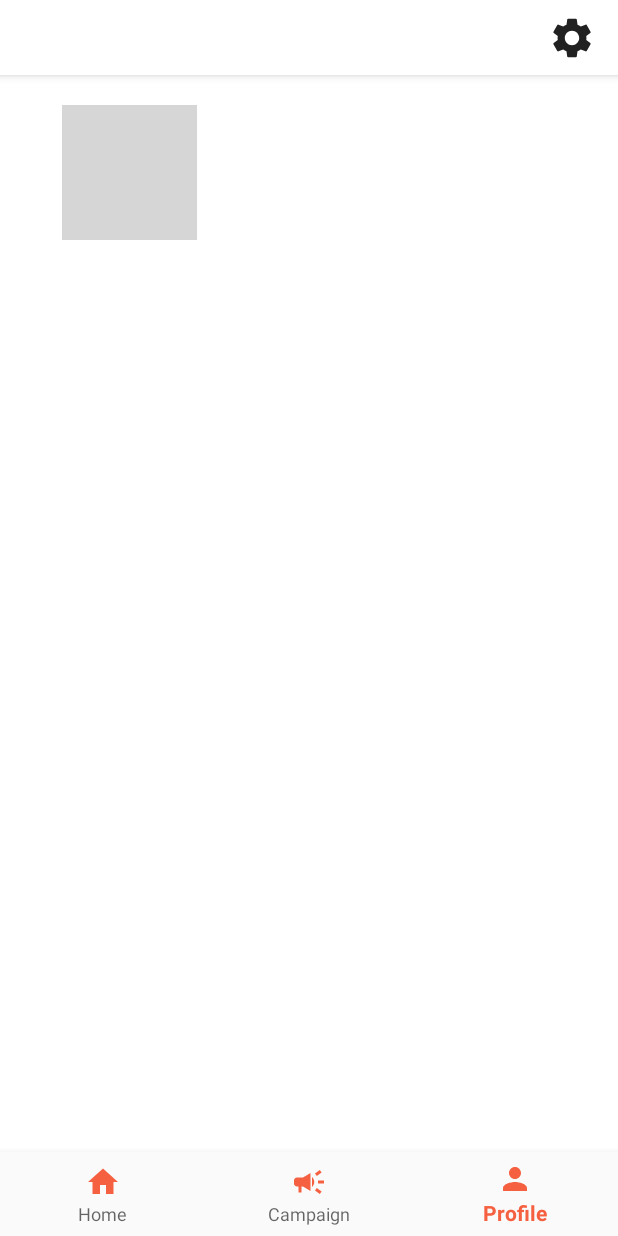
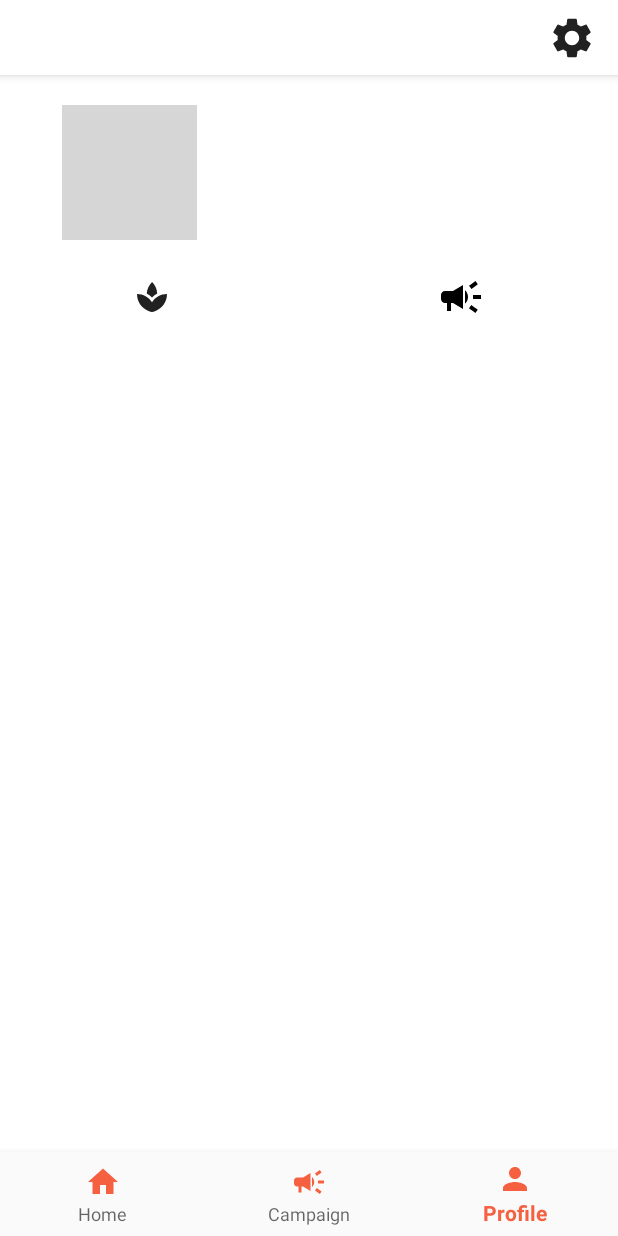
Before and after one commit to AtikahBZqAulia/Vviped, an Android app: the HomeFragment screen opened directly, with no data from a screen before it, item 3 of the bottom bar chosen, on a phone screen of 412 x 824 dp. Run offline under Robolectric (Android 15) with nearby library versions, the phone set to English and light mode, and no system bars; our stand-ins replace CircleImageView, Picasso; pictures from the network do not load; grey boxes are pictures that could not be loaded.

Commit message:
tab for product and campaign in profile

```diff
--- /dev/null
+++ b/app/src/main/res/drawable/ic_baseline_spa_24.xml
@@ -0,0 +1,13 @@
+<vector xmlns:android="http://schemas.android.com/apk/res/android"
+    android:width="24dp"
+    android:height="24dp"
+    android:viewportWidth="24"
+    android:viewportHeight="24"
+    android:tint="@color/colorBlack">
+  <path
+      android:fillColor="@android:color/white"
+      android:pathData="M8.55,12c-1.07,-0.71 -2.25,-1.27 -3.53,-1.61 1.28,0.34 2.46,0.9 3.53,1.61zM18.98,10.39c-1.29,0.34 -2.49,0.91 -3.57,1.64 1.08,-0.73 2.28,-1.3 3.57,-1.64z"/>
+  <path
+      android:fillColor="@android:color/white"
+      android:pathData="M15.49,9.63c-0.18,-2.79 -1.31,-5.51 -3.43,-7.63 -2.14,2.14 -3.32,4.86 -3.55,7.63 1.28,0.68 2.46,1.56 3.49,2.63 1.03,-1.06 2.21,-1.94 3.49,-2.63zM8.99,12.28c-0.14,-0.1 -0.3,-0.19 -0.45,-0.29 0.15,0.11 0.31,0.19 0.45,0.29zM15.41,12.03c-0.13,0.09 -0.27,0.16 -0.4,0.26 0.13,-0.1 0.27,-0.17 0.4,-0.26zM12,15.45C9.85,12.17 6.18,10 2,10c0,5.32 3.36,9.82 8.03,11.49 0.63,0.23 1.29,0.4 1.97,0.51 0.68,-0.12 1.33,-0.29 1.97,-0.51C18.64,19.82 22,15.32 22,10c-4.18,0 -7.85,2.17 -10,5.45z"/>
+</vector>
--- a/app/src/main/res/layout/fragment_profile.xml
+++ b/app/src/main/res/layout/fragment_profile.xml
@@ -143,11 +143,31 @@
 
             </LinearLayout>
 
-
-
         </LinearLayout>
 
+    </LinearLayout>
 
+    <LinearLayout
+        android:id="@+id/tabProfile"
+        android:layout_width="match_parent"
+        android:layout_height="35dp"
+        tools:ignore="MissingConstraints"
+        android:orientation="horizontal"
+        app:layout_constraintTop_toBottomOf="@+id/linearLayout">
+
+        <ImageButton
+            android:layout_width="wrap_content"
+            android:layout_height="match_parent"
+            android:layout_weight="1"
+            android:background="@color/colorWhite"
+            android:src="@drawable/ic_baseline_spa_24" />
+
+        <ImageButton
+            android:layout_width="wrap_content"
+            android:layout_height="match_parent"
+            android:src="@drawable/ic_campaign"
+            android:background="@color/colorWhite"
+            android:layout_weight="1"/>
 
 
     </LinearLayout>
@@ -156,11 +176,11 @@
         android:id="@+id/recycleView_profile"
         android:layout_width="match_parent"
         android:layout_height="match_parent"
-        android:layout_marginTop="180dp"
+        android:layout_marginTop="216dp"
         app:layout_constraintEnd_toEndOf="parent"
         app:layout_constraintHorizontal_bias="0.0"
         app:layout_constraintStart_toStartOf="parent"
-        app:layout_constraintTop_toBottomOf="@+id/linearLayout"
+        app:layout_constraintTop_toBottomOf="@+id/tabProfile"
         tools:ignore="MissingConstraints">
 
     </androidx.recyclerview.widget.RecyclerView>
```
